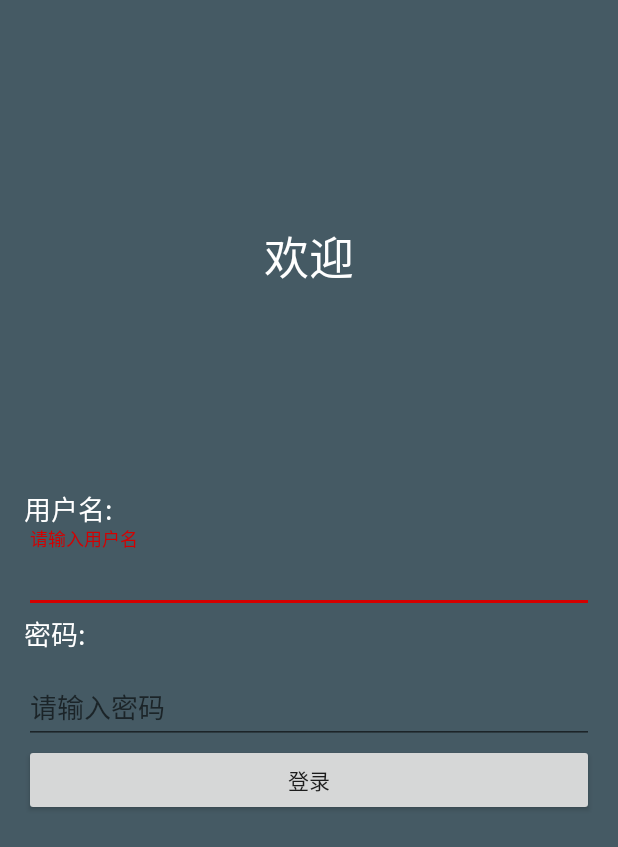
After one commit to Shane-HXY/Pm25OnlineDetectSystemDemo, an Android app: the LoginActivity screen opened directly, with no data from a screen before it, on a phone screen of 412 x 824 dp. The commit adds this screen. Shown: the top 847 px of the screen. Run offline under Robolectric (Android 15) with nearby library versions, the phone set to English and light mode, and no system bars.

Commit message:
Update on April.25th afternoon

```diff
--- a/app/src/main/AndroidManifest.xml
+++ b/app/src/main/AndroidManifest.xml
@@ -57,6 +57,7 @@
         <activity android:name=".activity.CommunityActivity" />
         <activity android:name=".activity.SettingActivity" />
         <activity android:name=".activity.UserActivity" />
+        <activity android:name=".activity.LoginActivity" />
     </application>
 
 </manifest>
--- /dev/null
+++ b/app/src/main/java/com/example/huangxiangyu/pm25onlinedetectsystemdemo/activity/LoginActivity.java
@@ -0,0 +1,60 @@
+package com.example.huangxiangyu.pm25onlinedetectsystemdemo.activity;
+
+import android.os.Bundle;
+import android.support.annotation.Nullable;
+import android.support.design.widget.TextInputLayout;
+import android.support.v7.app.AppCompatActivity;
+import android.util.Log;
+import android.view.View;
+import android.widget.Button;
+import android.widget.EditText;
+import android.widget.Toast;
+
+import com.example.huangxiangyu.pm25onlinedetectsystemdemo.R;
+
+
+/**
+ * Created by huangxiangyu on 16/4/25.
+ * In Pm25OnlineDetectSystemDemo
+ */
+public class LoginActivity extends AppCompatActivity {
+
+    Button loginButton;
+    EditText usernameEdit;
+    EditText passwordEdit;
+
+    @Override
+    protected void onCreate(@Nullable Bundle savedInstanceState) {
+        super.onCreate(savedInstanceState);
+        setContentView(R.layout.login_act);
+        final TextInputLayout usernameWrapper = (TextInputLayout) findViewById(R.id.usernameWrapper);
+        final TextInputLayout passwordWrapper = (TextInputLayout) findViewById(R.id.passwordWrapper);
+        usernameWrapper.setHint("请输入用户名");
+        passwordWrapper.setHint("请输入密码");
+
+        usernameEdit = (EditText) findViewById(R.id.user_name_edit);
+        passwordEdit = (EditText) findViewById(R.id.user_password);
+        loginButton = (Button) findViewById(R.id.login_button);
+        loginButton.setOnClickListener(new View.OnClickListener() {
+            @Override
+            public void onClick(View view) {
+                String user = usernameEdit.getText().toString().trim();
+                String password = passwordEdit.getText().toString().trim();
+                if (checkAccount(user, password)) {
+                    setResult(RESULT_OK);
+                    finish();
+                } else {
+                    Toast.makeText(LoginActivity.this, "用户名密码不正确,请重新输入", Toast.LENGTH_SHORT).show();
+                }
+            }
+        });
+    }
+
+    String test = new String("test");
+    private boolean checkAccount(String user, String password) {
+        Log.w("LoginActivity", "checkAccount" + user + password + test);
+        if (password.equals(test)) {
+            return true;
+        } else return false;
+    }
+}
--- a/app/src/main/java/com/example/huangxiangyu/pm25onlinedetectsystemdemo/db/Pm25DB.java
+++ b/app/src/main/java/com/example/huangxiangyu/pm25onlinedetectsystemdemo/db/Pm25DB.java
@@ -185,6 +185,7 @@ public class Pm25DB {
         if (user != null) {
             ContentValues contentValues = new ContentValues();
             contentValues.put("user_name", user.getUserName());
+            contentValues.put("user_password", user.getPassword());
             contentValues.put("email", user.getEmail());
             contentValues.put("alarm", user.getAlarm());
             db.insert("User", null, contentValues);
@@ -201,6 +202,7 @@ public class Pm25DB {
                 User user = new User();
                 user.setId(cursor.getInt(cursor.getColumnIndex("id")));
                 user.setUserName(cursor.getString(cursor.getColumnIndex("user_name")));
+                user.setPassword(cursor.getString(cursor.getColumnIndex("user_password")));
                 user.setEmail(cursor.getString(cursor.getColumnIndex("email")));
                 user.setAlarm(cursor.getInt(cursor.getColumnIndex("alarm")));
             } while (cursor.moveToNext());
--- a/app/src/main/java/com/example/huangxiangyu/pm25onlinedetectsystemdemo/db/Pm25OpenHelper.java
+++ b/app/src/main/java/com/example/huangxiangyu/pm25onlinedetectsystemdemo/db/Pm25OpenHelper.java
@@ -54,6 +54,7 @@ public class Pm25OpenHelper extends SQLiteOpenHelper {
     public static final String CREATE_USER = "create table User ("
             + "id integer primary key autoincrement, "
             + "user_name text, "
+            + "user_password text, "
             + "email text, "
             + "alarm integer)";
 
@@ -89,7 +90,7 @@ public class Pm25OpenHelper extends SQLiteOpenHelper {
         sqLiteDatabase.execSQL(CREATE_CITY);        //创建City表
         sqLiteDatabase.execSQL(CREATE_COUNTY);      //创建County表
         sqLiteDatabase.execSQL(CREATE_NODE);        //创建Node表
-        sqLiteDatabase.execSQL(CREATE_USER);        //创建User表
+        //sqLiteDatabase.execSQL(CREATE_USER);        //创建User表  考虑再三决定不添加User表
         sqLiteDatabase.execSQL(CREATE_WEATHERDATA); //创建WeatherData表
     }
 
--- /dev/null
+++ b/app/src/main/res/layout/login_act.xml
@@ -0,0 +1,82 @@
+<?xml version="1.0" encoding="utf-8"?>
+<LinearLayout xmlns:android="http://schemas.android.com/apk/res/android"
+    xmlns:tools="http://schemas.android.com/tools"
+    android:layout_width="match_parent"
+    android:layout_height="match_parent"
+    android:background="@color/colorPrimary"
+    android:orientation="vertical"
+    android:padding="@dimen/activity_horizontal_margin"
+    tools:context=".activity.LoginActivity">
+
+    <RelativeLayout
+        android:layout_width="match_parent"
+        android:layout_height="wrap_content"
+        android:layout_weight="0.5"
+        android:orientation="vertical">
+
+        <TextView
+            android:layout_width="match_parent"
+            android:layout_height="wrap_content"
+            android:layout_centerInParent="true"
+            android:gravity="center"
+            android:text="欢迎"
+            android:textColor="#ffffff"
+            android:textSize="30dp" />
+
+    </RelativeLayout>
+
+    <LinearLayout
+        android:layout_width="match_parent"
+        android:layout_height="wrap_content"
+        android:layout_weight="0.5"
+        android:orientation="vertical">
+
+        <TextView
+            android:layout_width="wrap_content"
+            android:layout_height="wrap_content"
+            android:text="用户名:"
+            android:textSize="18dp"
+            android:textColor="#fff"/>
+        <android.support.design.widget.TextInputLayout
+            android:id="@+id/usernameWrapper"
+            android:layout_width="match_parent"
+            android:layout_height="wrap_content">
+
+            <EditText
+                android:id="@+id/user_name_edit"
+                android:layout_width="match_parent"
+                android:layout_height="wrap_content"
+                android:inputType="text" />
+        </android.support.design.widget.TextInputLayout>
+
+        <TextView
+            android:layout_width="wrap_content"
+            android:layout_height="wrap_content"
+            android:text="密码:"
+            android:textSize="18dp"
+            android:textColor="#fff"/>
+
+        <android.support.design.widget.TextInputLayout
+            android:id="@+id/passwordWrapper"
+            android:layout_width="match_parent"
+            android:layout_height="wrap_content"
+            android:layout_below="@id/usernameWrapper"
+            android:layout_marginTop="4dp">
+
+            <EditText
+                android:id="@+id/user_password"
+                android:layout_width="match_parent"
+                android:layout_height="wrap_content"
+                android:inputType="textPassword" />
+        </android.support.design.widget.TextInputLayout>
+
+
+        <Button
+            android:id="@+id/login_button"
+            android:layout_width="match_parent"
+            android:layout_height="wrap_content"
+            android:padding="4dp"
+            android:text="登录" />
+    </LinearLayout>
+
+</LinearLayout>
--- a/app/src/main/res/layout/nav_header.xml
+++ b/app/src/main/res/layout/nav_header.xml
@@ -16,17 +16,19 @@
         android:orientation="vertical">
 
         <com.example.huangxiangyu.pm25onlinedetectsystemdemo.widget.RoundImageView
+            android:id="@+id/user_header"
             android:layout_width="90dp"
             android:layout_height="90dp"
             android:src="@drawable/chuishui" />
 
         <TextView
+            android:id="@+id/user_name_show"
             android:layout_width="wrap_content"
             android:layout_height="wrap_content"
             android:layout_gravity="center"
             android:layout_marginTop="10dp"
             android:padding="3dp"
-            android:text="dashabi" />
+            android:text="username" />
     </LinearLayout>
 
 
```
Also changed, not shown: app/src/main/java/com/example/huangxiangyu/pm25onlinedetectsystemdemo/activity/FrontActivity.java (+16 -0 lines), app/src/main/java/com/example/huangxiangyu/pm25onlinedetectsystemdemo/model/User.java (+10 -0 lines), app/src/main/java/com/example/huangxiangyu/pm25onlinedetectsystemdemo/util/AESUtils.java (added, +89 -0 lines).
